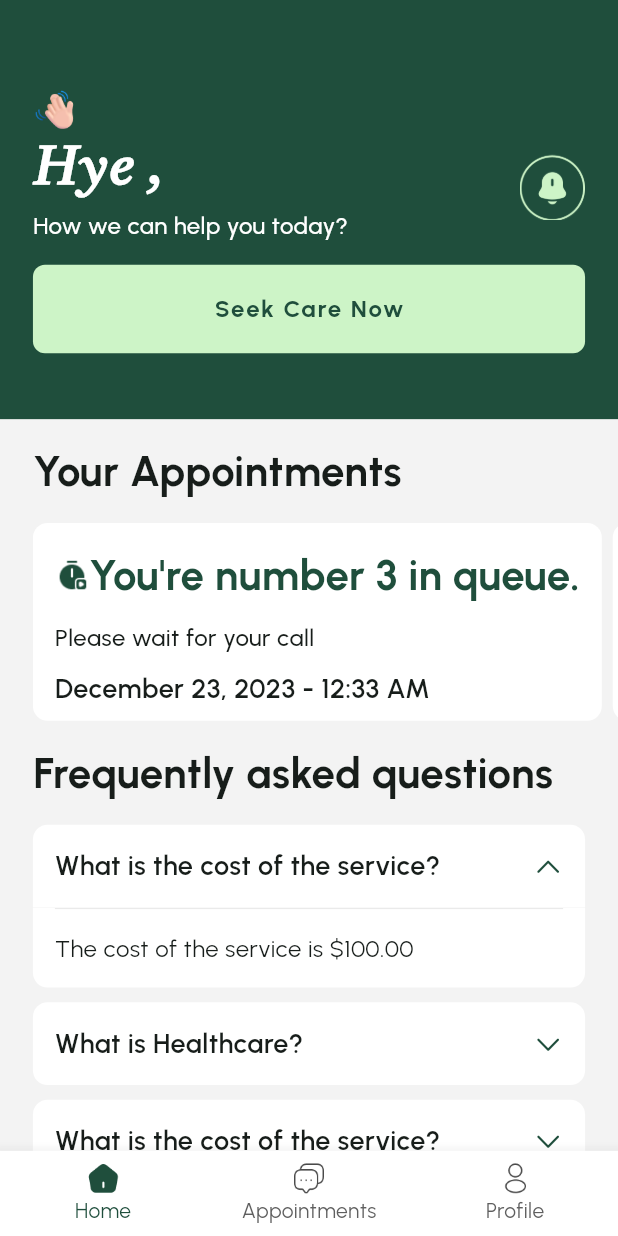
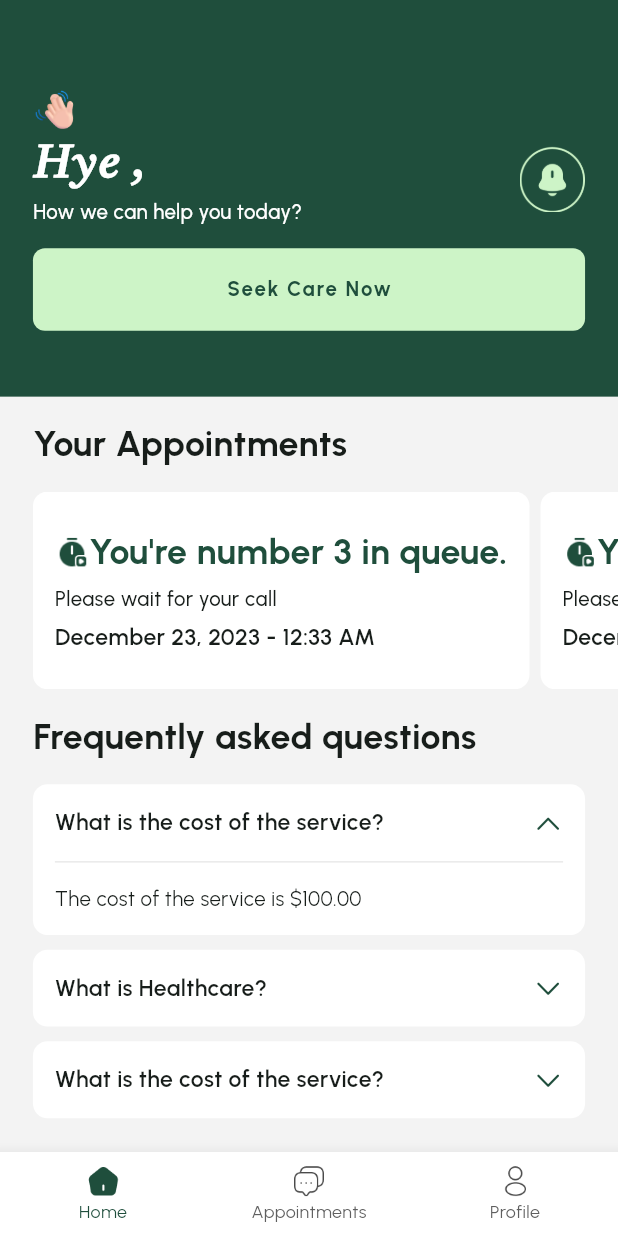
Before and after one commit to umeriplex/patient-app, a Flutter app: the HomeView screen opened by its route, on a phone screen of 412 x 824 dp. Run offline on Flutter 3.47's test engine with Material 3 defaults, Android fonts, the phone set to English and light mode, and no system bars; our stand-ins replace bot_toast, cloud_firestore, firebase_auth, firebase_core, firebase_storage, get and 1 more; accounts and stored records are empty.

Commit message:
sizing issue fixed

```diff
--- a/lib/features/home/view/home_view.dart
+++ b/lib/features/home/view/home_view.dart
@@ -80,6 +80,8 @@ class _HomeViewState extends State<HomeView> {
                       ),
                     ),
 
+                    AD.of(context).w30.pw,
+
                     InkWell(
                       onTap: () async {
                         Future.wait([
@@ -143,10 +145,10 @@ class _HomeViewState extends State<HomeView> {
                                   ],
                                 ),
 
-                                10.0.ph,
+                                5.0.ph,
                                 const Text("Please wait for your call", style: TextStyles.subtitle2,),
 
-                                10.0.ph,
+                                5.0.ph,
                                 const Text("December 23, 2023 - 12:33 AM", style: TextStyles.subtitle1,),
                               ],
                             ),
--- a/lib/features/home/view/service_summary_view.dart
+++ b/lib/features/home/view/service_summary_view.dart
@@ -249,7 +249,7 @@ class _ServiceSummaryState extends State<ServiceSummary> {
             children: [
               Image.asset(AppImages.bookedCheck, height: AD.of(context).h45 * 4,),
               AD.of(context).h20.ph,
-              const Text('Booked Successful!', style: TextStyles.headline1,),
+              const Text('Booked Successful!', style: TextStyles.headline1, textAlign: TextAlign.center,),
               AD.of(context).h20.ph,
               const Text('We will give you a short call for confirmation and then we will schedule a booking call with you.', style: TextStyles.bodyText1, textAlign: TextAlign.center,),
               AD.of(context).h20.ph,
--- a/lib/features/splash/view/splash_view.dart
+++ b/lib/features/splash/view/splash_view.dart
@@ -29,9 +29,9 @@ class _SplashViewState extends State<SplashView> {
             showMessage("Session Expired.");
             Get.toNamed(Names.login);
           }
-          Get.toNamed(Names.home);
+          Get.offNamed(Names.home);
         }else{
-          Get.toNamed(Names.login);
+          Get.offNamed(Names.login);
         }
       });
     });
--- a/lib/main.dart
+++ b/lib/main.dart
@@ -24,7 +24,10 @@ class MyApp extends StatelessWidget {
 
   @override
   Widget build(BuildContext context) {
-    return GetMaterialApp(
+    final MediaQueryData data = MediaQuery.of(context);
+    return MediaQuery(
+      data: MediaQuery.of(context).copyWith(textScaler: data.textScaler.scale(1) > 1.0 ? const TextScaler.linear(0.75) : const TextScaler.linear(0.85)),
+      child: GetMaterialApp(
         title: 'Patient App',
         debugShowCheckedModeBanner: false,
         theme: ThemeData(
@@ -42,6 +45,7 @@ class MyApp extends StatelessWidget {
         getPages: AppRoutes.getPages,
         builder: BotToastInit(),
         navigatorObservers: [BotToastNavigatorObserver()],
+      ),
     );
   }
 }
```
Also changed, not shown: 1 other file. Lines whose indentation alone changed are shown as unchanged.
